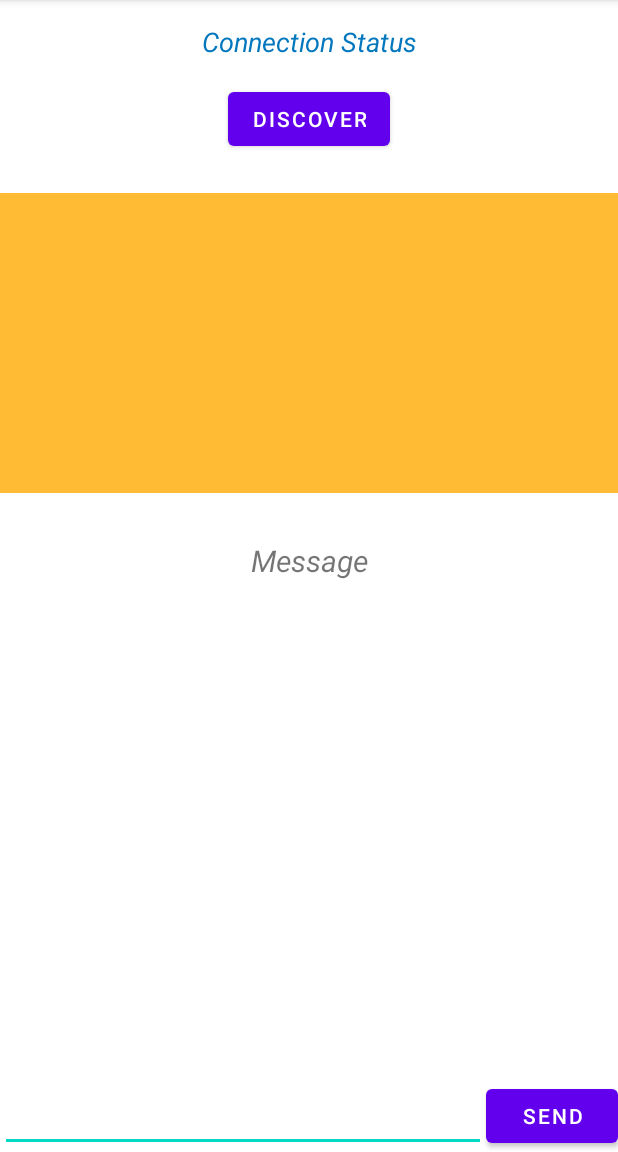
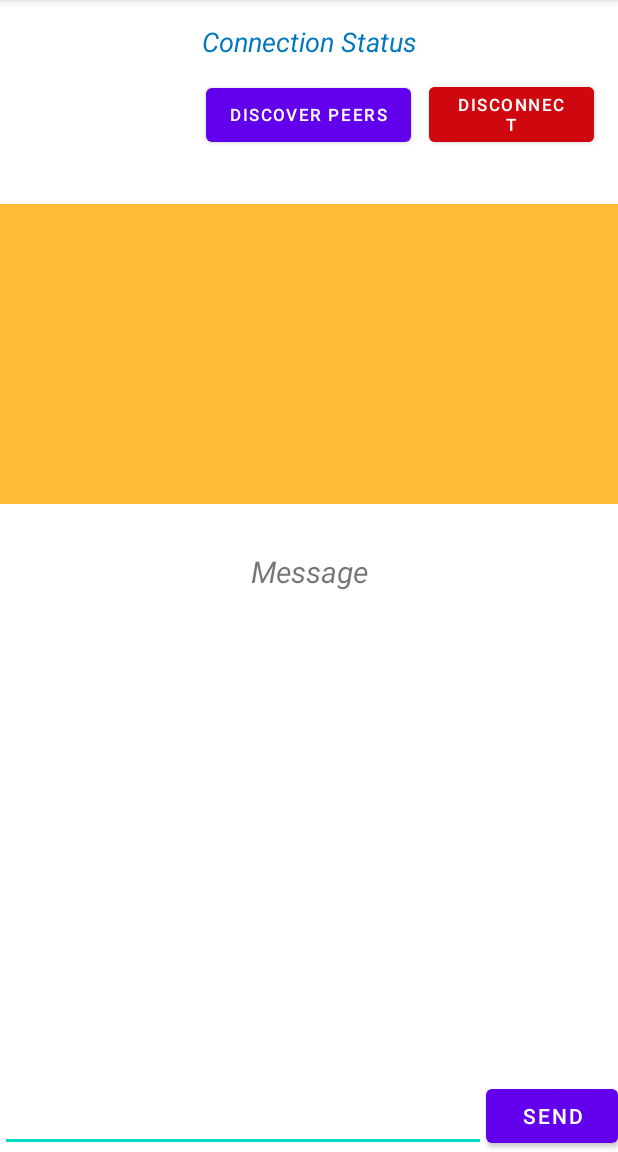
Before and after one commit to stefanroata/java-wifidirect, an Android app: the screen it shows after launch (MainActivity), on a phone screen of 412 x 824 dp, the part 84-1236 px from its top. Run offline under Robolectric (Android 15) with nearby library versions, the phone set to English and light mode, and no system bars.

Commit message:
Added remove peer functionality
* created a disconnect button that, upon clicking, disconnects from the group

```diff
--- a/app/src/main/java/com/example/wifidirect/MainActivity.java
+++ b/app/src/main/java/com/example/wifidirect/MainActivity.java
@@ -11,6 +11,7 @@ import android.content.IntentFilter;
 import android.net.wifi.p2p.WifiP2pConfig;
 import android.net.wifi.p2p.WifiP2pDevice;
 import android.net.wifi.p2p.WifiP2pDeviceList;
+import android.net.wifi.p2p.WifiP2pGroup;
 import android.net.wifi.p2p.WifiP2pInfo;
 import android.net.wifi.p2p.WifiP2pManager;
 import android.os.Bundle;
@@ -32,7 +33,7 @@ import java.util.List;
 
 
 public class MainActivity extends AppCompatActivity {
-    Button btnDiscover, btnSend;
+    Button btnDiscover, btnSend, btnDisconnect;
     ListView listView;
     TextView read_msg_box, connectionStatus;
     EditText writeMsg;
@@ -58,6 +59,7 @@ public class MainActivity extends AppCompatActivity {
     private void initialWork() {
         btnDiscover = (Button) findViewById(R.id.discover);
         btnSend = (Button) findViewById(R.id.sendButton);
+        btnDisconnect = (Button) findViewById(R.id.btnDisconnect);
         listView = (ListView) findViewById(R.id.peerListView);
         read_msg_box = (TextView) findViewById(R.id.readMsg);
         connectionStatus = (TextView) findViewById(R.id.connectionStatus);
@@ -116,6 +118,29 @@ public class MainActivity extends AppCompatActivity {
             }
         }));
 
+        btnDisconnect.setOnClickListener(v -> {
+            if (mManager != null && mChannel != null){
+                mManager.requestGroupInfo(mChannel, new WifiP2pManager.GroupInfoListener() {
+                    @Override
+                    public void onGroupInfoAvailable(WifiP2pGroup group) {
+                        if (group != null && mManager != null && mChannel != null){
+                            mManager.removeGroup(mChannel, new WifiP2pManager.ActionListener() {
+                                @Override
+                                public void onSuccess() {
+                                    Log.d("Removed current group? ", "SUCCESS");
+                                }
+
+                                @Override
+                                public void onFailure(int reason) {
+                                    Log.d("Removed current group? ", "FAILURE - " + reason);
+                                }
+                            });
+                        }
+                    }
+                });
+            }
+        });
+
         listView.setOnItemClickListener((adapterView, view, i, l) -> {
             final WifiP2pDevice device = deviceArray[i];
             WifiP2pConfig config = new WifiP2pConfig();
@@ -123,18 +148,6 @@ public class MainActivity extends AppCompatActivity {
             config.groupOwnerIntent = 15;
             config.deviceAddress = device.deviceAddress;
 
-            /*
-            mManager.connect(mChannel, config, new WifiP2pManager.ActionListener() {
-                @Override
-                public void onSuccess() {
-                    Toast.makeText(getApplicationContext(), "Connected to "+device.deviceName, Toast.LENGTH_SHORT).show();
-                }
-
-                @Override
-                public void onFailure(int i) {
-                    Toast.makeText(getApplicationContext(), "Connect failed. Retry.", Toast.LENGTH_SHORT).show();
-                }
-            });*/
             mManager.createGroup(mChannel, new WifiP2pManager.ActionListener() {
                 @Override
                 public void onSuccess() {
@@ -151,6 +164,7 @@ public class MainActivity extends AppCompatActivity {
 
         });
     }
+
 
     WifiP2pManager.ConnectionInfoListener connectionInfoListener = new WifiP2pManager.ConnectionInfoListener() {
         @Override
--- a/app/src/main/java/com/example/wifidirect/WiFiDirectBroadcastReceiver.java
+++ b/app/src/main/java/com/example/wifidirect/WiFiDirectBroadcastReceiver.java
@@ -19,7 +19,7 @@ public class WiFiDirectBroadcastReceiver extends BroadcastReceiver {
         this.mChannel = mChannel;
         this.mActivity = mActivity;
     }
-    @SuppressLint("MissingPermission")
+    @SuppressLint({"MissingPermission", "SetTextI18n"})
     @Override
     public void onReceive (Context context, Intent intent){
         String action = intent.getAction();
--- a/app/src/main/res/layout/activity_main.xml
+++ b/app/src/main/res/layout/activity_main.xml
@@ -16,14 +16,14 @@
 
     <Button
         android:id="@+id/onOff"
-        android:layout_width="wrap_content"
+        android:layout_width="69dp"
         android:layout_height="wrap_content"
         android:layout_alignParentStart="true"
         android:layout_alignParentTop="true"
         android:layout_marginStart="28dp"
         android:layout_marginTop="55dp"
         android:text="@string/wifi_on"
-        android:visibility="invisible"/>
+        android:visibility="invisible" />
 
     <Button
         android:id="@+id/discover"
@@ -32,7 +32,8 @@
         android:layout_alignBaseline="@+id/onOff"
         android:layout_alignBottom="@+id/onOff"
         android:layout_centerHorizontal="true"
-        android:text="@string/discover" />
+        android:text="@string/discover_peers"
+        android:textSize="11sp" />
 
     <ListView
         android:id="@+id/peerListView"
@@ -89,12 +90,19 @@
         android:textSize="18sp"
         android:textStyle="italic" />
 
-
-
-
-
-
-
+    <Button
+        android:id="@+id/btnDisconnect"
+        android:layout_width="111dp"
+        android:layout_height="wrap_content"
+        android:layout_alignParentTop="true"
+        android:layout_alignParentEnd="true"
+        android:layout_marginStart="12dp"
+        android:layout_marginTop="52dp"
+        android:layout_marginEnd="16dp"
+        android:layout_toEndOf="@+id/discover"
+        android:backgroundTint="#CF070E"
+        android:text="@string/disconnect"
+        android:textSize="11sp" />
 
 
 </RelativeLayout>
--- a/app/src/main/res/values/strings.xml
+++ b/app/src/main/res/values/strings.xml
@@ -5,4 +5,6 @@
     <string name="message">Message</string>
     <string name="send">Send</string>
     <string name="connection_status">Connection Status</string>
+    <string name="discover_peers">Discover Peers</string>
+    <string name="disconnect">Disconnect</string>
 </resources>
```
Also changed, not shown: 1 other file.
